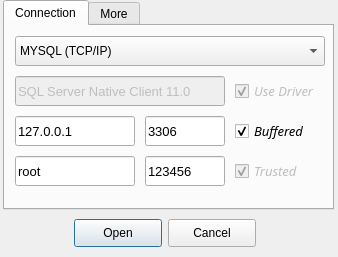
The window that Lib/UI/LAYOUT/ConnectorWindow.ui (fer-moreira/MYQT) describes before a commit, drawn with Qt 5.
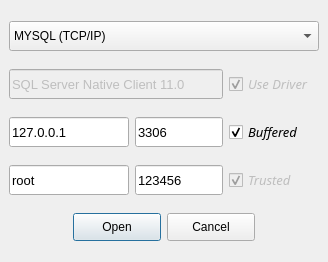
The same window after the commit.

```diff
--- a/Lib/UI/LAYOUT/ConnectorWindow.ui
+++ b/Lib/UI/LAYOUT/ConnectorWindow.ui
@@ -6,10 +6,28 @@
    <rect>
     <x>0</x>
     <y>0</y>
-    <width>338</width>
-    <height>257</height>
+    <width>328</width>
+    <height>262</height>
    </rect>
   </property>
+  <property name="sizePolicy">
+   <sizepolicy hsizetype="Expanding" vsizetype="Expanding">
+    <horstretch>0</horstretch>
+    <verstretch>0</verstretch>
+   </sizepolicy>
+  </property>
+  <property name="minimumSize">
+   <size>
+    <width>328</width>
+    <height>262</height>
+   </size>
+  </property>
+  <property name="maximumSize">
+   <size>
+    <width>428</width>
+    <height>337</height>
+   </size>
+  </property>
   <property name="font">
    <font>
     <weight>50</weight>
@@ -23,48 +41,14 @@
    <set>QMainWindow::AllowTabbedDocks|QMainWindow::AnimatedDocks|QMainWindow::VerticalTabs</set>
   </property>
   <widget class="QWidget" name="centralwidget">
-   <widget class="QTabWidget" name="tabWidget">
-    <property name="geometry">
-     <rect>
-      <x>3</x>
-      <y>0</y>
-      <width>331</width>
-      <height>210</height>
-     </rect>
-    </property>
-    <property name="currentIndex">
-     <number>0</number>
-    </property>
-    <property name="iconSize">
-     <size>
-      <width>20</width>
-      <height>20</height>
-     </size>
-    </property>
-    <property name="documentMode">
-     <bool>false</bool>
-    </property>
-    <property name="tabsClosable">
-     <bool>false</bool>
-    </property>
-    <property name="movable">
-     <bool>false</bool>
-    </property>
-    <property name="tabBarAutoHide">
-     <bool>false</bool>
-    </property>
-    <widget class="QWidget" name="cnt">
-     <attribute name="title">
-      <string>Connection</string>
-     </attribute>
+   <layout class="QGridLayout" name="gridLayout">
+    <item row="3" column="0">
      <widget class="QLineEdit" name="user_in">
-      <property name="geometry">
-       <rect>
-        <x>10</x>
-        <y>130</y>
+      <property name="minimumSize">
+       <size>
         <width>120</width>
         <height>30</height>
-       </rect>
+       </size>
       </property>
       <property name="font">
        <font>
@@ -84,14 +68,14 @@
        <bool>false</bool>
       </property>
      </widget>
+    </item>
+    <item row="3" column="1">
      <widget class="QLineEdit" name="pass_in">
-      <property name="geometry">
-       <rect>
-        <x>140</x>
-        <y>130</y>
-        <width>80</width>
+      <property name="minimumSize">
+       <size>
+        <width>88</width>
         <height>30</height>
-       </rect>
+       </size>
       </property>
       <property name="font">
        <font>
@@ -117,14 +101,83 @@
        <bool>false</bool>
       </property>
      </widget>
+    </item>
+    <item row="3" column="2">
+     <widget class="QCheckBox" name="trusted">
+      <property name="enabled">
+       <bool>false</bool>
+      </property>
+      <property name="minimumSize">
+       <size>
+        <width>90</width>
+        <height>30</height>
+       </size>
+      </property>
+      <property name="font">
+       <font>
+        <family>Arial,Helvetica,sans-serif</family>
+        <pointsize>10</pointsize>
+        <italic>true</italic>
+       </font>
+      </property>
+      <property name="toolTip">
+       <string>&lt;html&gt;&lt;head/&gt;&lt;body&gt;&lt;p&gt;Trusted Connection&lt;/p&gt;&lt;/body&gt;&lt;/html&gt;</string>
+      </property>
+      <property name="text">
+       <string>Trusted</string>
+      </property>
+      <property name="checkable">
+       <bool>true</bool>
+      </property>
+      <property name="checked">
+       <bool>true</bool>
+      </property>
+      <property name="autoRepeat">
+       <bool>false</bool>
+      </property>
+      <property name="autoExclusive">
+       <bool>false</bool>
+      </property>
+      <property name="tristate">
+       <bool>false</bool>
+      </property>
+     </widget>
+    </item>
+    <item row="4" column="0" colspan="3">
+     <widget class="QDialogButtonBox" name="buttons">
+      <property name="minimumSize">
+       <size>
+        <width>310</width>
+        <height>30</height>
+       </size>
+      </property>
+      <property name="font">
+       <font>
+        <pointsize>10</pointsize>
+       </font>
+      </property>
+      <property name="styleSheet">
+       <string notr="true">	min-width: 80px;
+ min-height: 20px;</string>
+      </property>
+      <property name="orientation">
+       <enum>Qt::Horizontal</enum>
+      </property>
+      <property name="standardButtons">
+       <set>QDialogButtonBox::Cancel|QDialogButtonBox::Open</set>
+      </property>
+      <property name="centerButtons">
+       <bool>true</bool>
+      </property>
+     </widget>
+    </item>
+    <item row="2" column="1">
      <widget class="QLineEdit" name="port_in">
-      <property name="geometry">
-       <rect>
-        <x>140</x>
-        <y>90</y>
-        <width>80</width>
+      <property name="minimumSize">
+       <size>
+        <width>88</width>
         <height>30</height>
-       </rect>
+       </size>
       </property>
       <property name="font">
        <font>
@@ -152,17 +205,17 @@
        <bool>false</bool>
       </property>
      </widget>
+    </item>
+    <item row="2" column="2">
      <widget class="QCheckBox" name="buffered">
       <property name="enabled">
        <bool>true</bool>
       </property>
-      <property name="geometry">
-       <rect>
-        <x>230</x>
-        <y>90</y>
+      <property name="minimumSize">
+       <size>
         <width>90</width>
         <height>30</height>
-       </rect>
+       </size>
       </property>
       <property name="font">
        <font>
@@ -193,14 +246,14 @@
        <bool>false</bool>
       </property>
      </widget>
+    </item>
+    <item row="2" column="0">
      <widget class="QLineEdit" name="host_in">
-      <property name="geometry">
-       <rect>
-        <x>10</x>
-        <y>90</y>
+      <property name="minimumSize">
+       <size>
         <width>120</width>
         <height>30</height>
-       </rect>
+       </size>
       </property>
       <property name="font">
        <font>
@@ -228,124 +281,17 @@
        <bool>false</bool>
       </property>
      </widget>
-     <widget class="QComboBox" name="comboBox">
-      <property name="geometry">
-       <rect>
-        <x>10</x>
-        <y>10</y>
-        <width>310</width>
-        <height>30</height>
-       </rect>
-      </property>
-      <item>
-       <property name="text">
-        <string>MYSQL (TCP/IP)</string>
-       </property>
-      </item>
-      <item>
-       <property name="text">
-        <string>Microsoft Server (TCP/IP)</string>
-       </property>
-      </item>
-      <item>
-       <property name="text">
-        <string>Postgre SQL (Experimental)</string>
-       </property>
-      </item>
-     </widget>
-     <widget class="QCheckBox" name="trusted">
-      <property name="enabled">
-       <bool>false</bool>
-      </property>
-      <property name="geometry">
-       <rect>
-        <x>230</x>
-        <y>130</y>
-        <width>80</width>
-        <height>30</height>
-       </rect>
-      </property>
-      <property name="font">
-       <font>
-        <family>Arial,Helvetica,sans-serif</family>
-        <pointsize>10</pointsize>
-        <italic>true</italic>
-       </font>
-      </property>
-      <property name="toolTip">
-       <string>&lt;html&gt;&lt;head/&gt;&lt;body&gt;&lt;p&gt;Trusted Connection&lt;/p&gt;&lt;/body&gt;&lt;/html&gt;</string>
-      </property>
-      <property name="text">
-       <string>Trusted</string>
-      </property>
-      <property name="checkable">
-       <bool>true</bool>
-      </property>
-      <property name="checked">
-       <bool>true</bool>
-      </property>
-      <property name="autoRepeat">
-       <bool>false</bool>
-      </property>
-      <property name="autoExclusive">
-       <bool>false</bool>
-      </property>
-      <property name="tristate">
-       <bool>false</bool>
-      </property>
-     </widget>
-     <widget class="QCheckBox" name="driver">
-      <property name="enabled">
-       <bool>false</bool>
-      </property>
-      <property name="geometry">
-       <rect>
-        <x>230</x>
-        <y>50</y>
-        <width>90</width>
-        <height>30</height>
-       </rect>
-      </property>
-      <property name="font">
-       <font>
-        <family>Arial,Helvetica,sans-serif</family>
-        <pointsize>10</pointsize>
-        <italic>true</italic>
-       </font>
-      </property>
-      <property name="toolTip">
-       <string>&lt;html&gt;&lt;head/&gt;&lt;body&gt;&lt;p&gt;Use server Driver&lt;/p&gt;&lt;/body&gt;&lt;/html&gt;</string>
-      </property>
-      <property name="text">
-       <string>Use Driver</string>
-      </property>
-      <property name="checkable">
-       <bool>true</bool>
-      </property>
-      <property name="checked">
-       <bool>true</bool>
-      </property>
-      <property name="autoRepeat">
-       <bool>false</bool>
-      </property>
-      <property name="autoExclusive">
-       <bool>false</bool>
-      </property>
-      <property name="tristate">
-       <bool>false</bool>
-      </property>
-     </widget>
+    </item>
+    <item row="1" column="0" colspan="2">
      <widget class="QLineEdit" name="driver_in">
       <property name="enabled">
        <bool>false</bool>
       </property>
-      <property name="geometry">
-       <rect>
-        <x>10</x>
-        <y>50</y>
+      <property name="minimumSize">
+       <size>
         <width>210</width>
         <height>30</height>
-       </rect>
+       </size>
       </property>
       <property name="font">
        <font>
@@ -373,41 +319,80 @@
        <bool>false</bool>
       </property>
      </widget>
-    </widget>
-    <widget class="QWidget" name="adv">
-     <attribute name="title">
-      <string>More</string>
-     </attribute>
-    </widget>
-   </widget>
-   <widget class="QDialogButtonBox" name="buttons">
-    <property name="geometry">
-     <rect>
-      <x>70</x>
-      <y>210</y>
-      <width>190</width>
-      <height>47</height>
-     </rect>
-    </property>
-    <property name="font">
-     <font>
-      <pointsize>10</pointsize>
-     </font>
-    </property>
-    <property name="styleSheet">
-     <string notr="true">	min-width: 80px;
- min-height: 20px;</string>
-    </property>
-    <property name="orientation">
-     <enum>Qt::Horizontal</enum>
-    </property>
-    <property name="standardButtons">
-     <set>QDialogButtonBox::Cancel|QDialogButtonBox::Open</set>
-    </property>
-    <property name="centerButtons">
-     <bool>true</bool>
-    </property>
-   </widget>
+    </item>
+    <item row="1" column="2">
+     <widget class="QCheckBox" name="driver">
+      <property name="enabled">
+       <bool>false</bool>
+      </property>
+      <property name="minimumSize">
+       <size>
+        <width>90</width>
+        <height>30</height>
+       </size>
+      </property>
+      <property name="font">
+       <font>
+        <family>Arial,Helvetica,sans-serif</family>
+        <pointsize>10</pointsize>
+        <italic>true</italic>
+       </font>
+      </property>
+      <property name="toolTip">
+       <string>&lt;html&gt;&lt;head/&gt;&lt;body&gt;&lt;p&gt;Use server Driver&lt;/p&gt;&lt;/body&gt;&lt;/html&gt;</string>
+      </property>
+      <property name="text">
+       <string>Use Driver</string>
+      </property>
+      <property name="checkable">
+       <bool>true</bool>
+      </property>
+      <property name="checked">
+       <bool>true</bool>
+      </property>
+      <property name="autoRepeat">
+       <bool>false</bool>
+      </property>
+      <property name="autoExclusive">
+       <bool>false</bool>
+      </property>
+      <property name="tristate">
+       <bool>false</bool>
+      </property>
+     </widget>
+    </item>
+    <item row="0" column="0" colspan="3">
+     <widget class="QComboBox" name="comboBox">
+      <property name="sizePolicy">
+       <sizepolicy hsizetype="Expanding" vsizetype="Fixed">
+        <horstretch>0</horstretch>
+        <verstretch>0</verstretch>
+       </sizepolicy>
+      </property>
+      <property name="minimumSize">
+       <size>
+        <width>310</width>
+        <height>30</height>
+       </size>
+      </property>
+      <item>
+       <property name="text">
+        <string>MYSQL (TCP/IP)</string>
+       </property>
+      </item>
+      <item>
+       <property name="text">
+        <string>Microsoft Server (TCP/IP)</string>
+       </property>
+      </item>
+      <item>
+       <property name="text">
+        <string>Postgre SQL (Experimental)</string>
+       </property>
+      </item>
+     </widget>
+    </item>
+   </layout>
   </widget>
  </widget>
  <tabstops>
```
Left out of the diff: 3 changed lines with no effect on the pictures.
